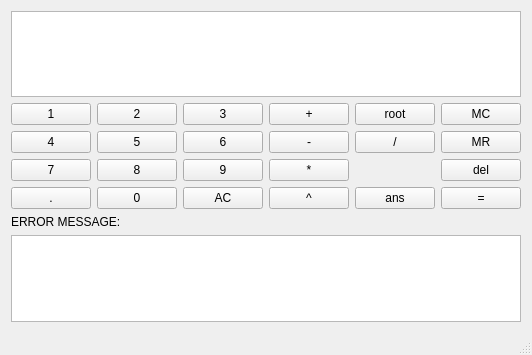
The window that kalkulator.ui (mufraswid/VCalculator) describes before a commit, drawn with Qt 5.
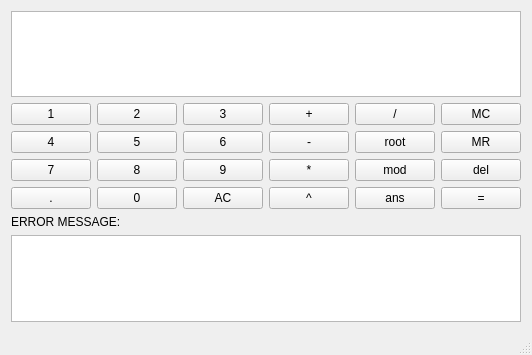
The same window after the commit.

Patch:
```diff
--- a/kalkulator.ui
+++ b/kalkulator.ui
@@ -6,7 +6,7 @@
    <rect>
     <x>0</x>
     <y>0</y>
-    <width>456</width>
+    <width>528</width>
     <height>355</height>
    </rect>
   </property>
@@ -132,19 +132,6 @@
       </property>
      </widget>
     </item>
-    <item row="2" column="4">
-     <widget class="QPushButton" name="rootbutton">
-      <property name="sizePolicy">
-       <sizepolicy hsizetype="Preferred" vsizetype="Preferred">
-        <horstretch>0</horstretch>
-        <verstretch>0</verstretch>
-       </sizepolicy>
-      </property>
-      <property name="text">
-       <string>root</string>
-      </property>
-     </widget>
-    </item>
     <item row="3" column="0">
      <widget class="QPushButton" name="button4">
       <property name="sizePolicy">
@@ -256,19 +243,6 @@
       </property>
      </widget>
     </item>
-    <item row="3" column="4">
-     <widget class="QPushButton" name="divbutton">
-      <property name="sizePolicy">
-       <sizepolicy hsizetype="Preferred" vsizetype="Preferred">
-        <horstretch>0</horstretch>
-        <verstretch>0</verstretch>
-       </sizepolicy>
-      </property>
-      <property name="text">
-       <string>/</string>
-      </property>
-     </widget>
-    </item>
     <item row="0" column="0" colspan="6">
      <widget class="QTextEdit" name="display"/>
     </item>
@@ -316,6 +290,39 @@
       </property>
      </widget>
     </item>
+    <item row="3" column="4">
+     <widget class="QPushButton" name="rootbutton">
+      <property name="sizePolicy">
+       <sizepolicy hsizetype="Preferred" vsizetype="Preferred">
+        <horstretch>0</horstretch>
+        <verstretch>0</verstretch>
+       </sizepolicy>
+      </property>
+      <property name="text">
+       <string>root</string>
+      </property>
+     </widget>
+    </item>
+    <item row="2" column="4">
+     <widget class="QPushButton" name="divbutton">
+      <property name="sizePolicy">
+       <sizepolicy hsizetype="Preferred" vsizetype="Preferred">
+        <horstretch>0</horstretch>
+        <verstretch>0</verstretch>
+       </sizepolicy>
+      </property>
+      <property name="text">
+       <string>/</string>
+      </property>
+     </widget>
+    </item>
+    <item row="4" column="4">
+     <widget class="QPushButton" name="modbutton">
+      <property name="text">
+       <string>mod</string>
+      </property>
+     </widget>
+    </item>
    </layout>
   </widget>
   <widget class="QMenuBar" name="menuBar">
```
Left out of the diff: 2 changed lines with no effect on the pictures.
